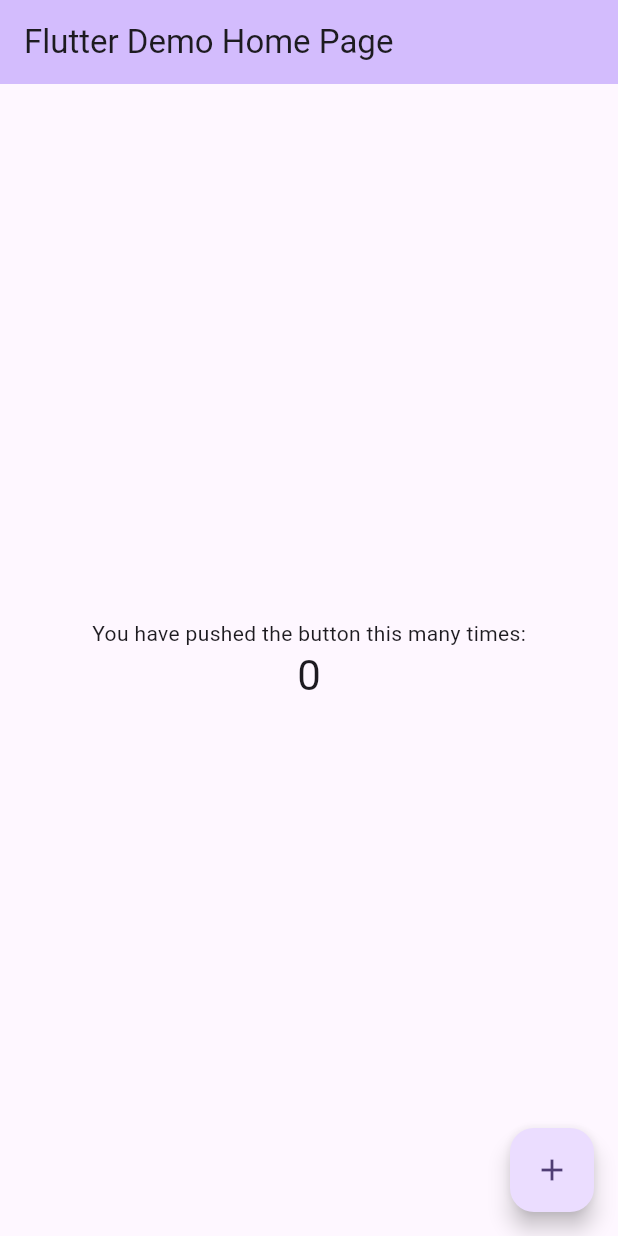
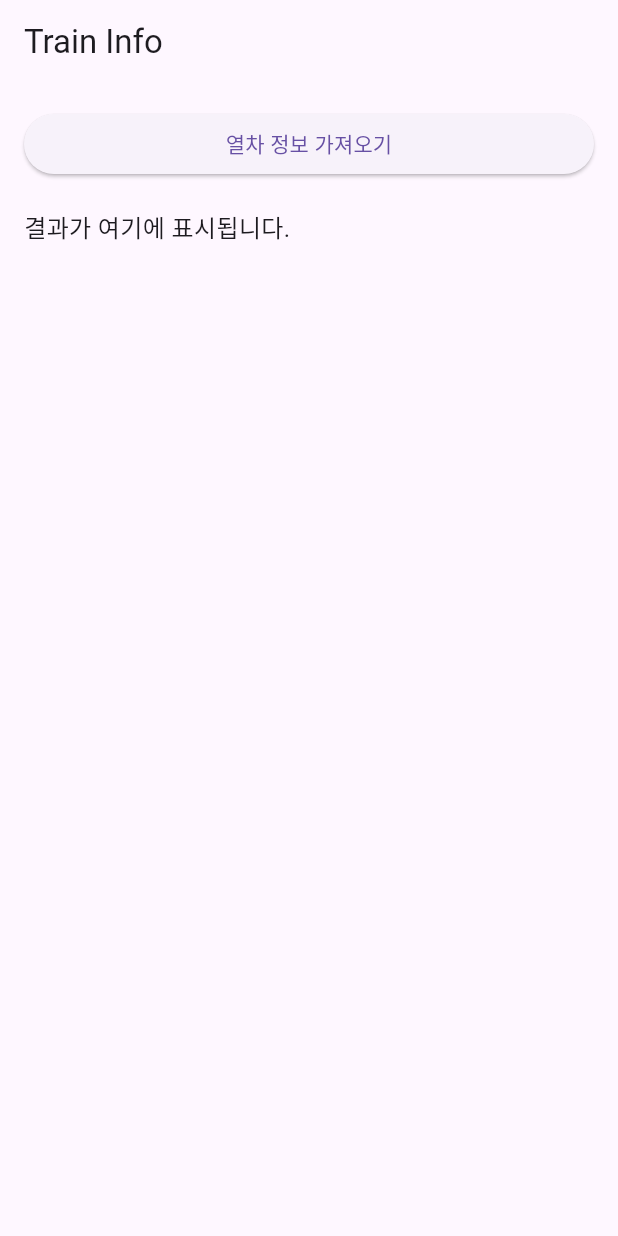
Before and after one commit to Cheeze06/Warrive, a Flutter app: the screen it shows after launch, on a phone screen of 412 x 824 dp. Run offline on Flutter 3.47's test engine with Material 3 defaults, Android fonts, the phone set to English and light mode, and no system bars.

Commit message:
2024-11-24

```diff
--- a/lib/main.dart
+++ b/lib/main.dart
@@ -1,125 +1,79 @@
+// lib/main.dart
 import 'package:flutter/material.dart';
+import 'src/train_code/API_return.dart'; // API 호출 클래스 import
 
 void main() {
   runApp(const MyApp());
 }
 
 class MyApp extends StatelessWidget {
-  const MyApp({super.key});
+  const MyApp({Key? key}) : super(key: key);
 
-  // This widget is the root of your application.
   @override
   Widget build(BuildContext context) {
     return MaterialApp(
-      title: 'Flutter Demo',
-      theme: ThemeData(
-        // This is the theme of your application.
-        //
-        // TRY THIS: Try running your application with "flutter run". You'll see
-        // the application has a purple toolbar. Then, without quitting the app,
-        // try changing the seedColor in the colorScheme below to Colors.green
-        // and then invoke "hot reload" (save your changes or press the "hot
-        // reload" button in a Flutter-supported IDE, or press "r" if you used
-        // the command line to start the app).
-        //
-        // Notice that the counter didn't reset back to zero; the application
-        // state is not lost during the reload. To reset the state, use hot
-        // restart instead.
-        //
-        // This works for code too, not just values: Most code changes can be
-        // tested with just a hot reload.
-        colorScheme: ColorScheme.fromSeed(seedColor: Colors.deepPurple),
-        useMaterial3: true,
-      ),
-      home: const MyHomePage(title: 'Flutter Demo Home Page'),
+      home: TrainInfoScreen(),
     );
   }
 }
 
-class MyHomePage extends StatefulWidget {
-  const MyHomePage({super.key, required this.title});
-
-  // This widget is the home page of your application. It is stateful, meaning
-  // that it has a State object (defined below) that contains fields that affect
-  // how it looks.
-
-  // This class is the configuration for the state. It holds the values (in this
-  // case the title) provided by the parent (in this case the App widget) and
-  // used by the build method of the State. Fields in a Widget subclass are
-  // always marked "final".
-
-  final String title;
-
+class TrainInfoScreen extends StatefulWidget {
   @override
-  State<MyHomePage> createState() => _MyHomePageState();
+  _TrainInfoScreenState createState() => _TrainInfoScreenState();
 }
 
-class _MyHomePageState extends State<MyHomePage> {
-  int _counter = 0;
+class _TrainInfoScreenState extends State<TrainInfoScreen> {
+  final TrainAPI trainAPI = TrainAPI();
+  String result = "결과가 여기에 표시됩니다.";
 
-  void _incrementCounter() {
+  // API 호출 함수 (Future<void>로 반환 타입 수정)
+  Future<void> fetchTrainData() async {
+    const depPlaceId = 'NAT010000'; // 서울역 코드
+    const arrPlaceId = 'NAT011668'; // 부산역 코드
+    const depPlandTime = '20241124'; // 출발 날짜 (예: 2024년 11월 24일)
+
+    // API 호출 후 결과 처리
+    final data = await trainAPI.fetchTrainInfo(
+      depPlaceId: depPlaceId,
+      arrPlaceId: arrPlaceId,
+      depPlandTime: depPlandTime,
+    );
+
     setState(() {
-      // This call to setState tells the Flutter framework that something has
-      // changed in this State, which causes it to rerun the build method below
-      // so that the display can reflect the updated values. If we changed
-      // _counter without calling setState(), then the build method would not be
-      // called again, and so nothing would appear to happen.
-      _counter++;
+      if (data.isNotEmpty && !data.containsKey('error')) {
+        result = "출발역: ${data['depPlaceName']} (${data['depPlandTime']} 출발 예정)\n"
+            "도착역: ${data['arrPlaceName']} (${data['arrPlandTime']} 도착 예정)\n"
+            "기차 종류: ${data['trainGradeName']}";
+      } else {
+        result = data['error'] ?? "데이터를 가져오지 못했습니다.";
+      }
     });
   }
 
   @override
   Widget build(BuildContext context) {
-    // This method is rerun every time setState is called, for instance as done
-    // by the _incrementCounter method above.
-    //
-    // The Flutter framework has been optimized to make rerunning build methods
-    // fast, so that you can just rebuild anything that needs updating rather
-    // than having to individually change instances of widgets.
     return Scaffold(
       appBar: AppBar(
-        // TRY THIS: Try changing the color here to a specific color (to
-        // Colors.amber, perhaps?) and trigger a hot reload to see the AppBar
-        // change color while the other colors stay the same.
-        backgroundColor: Theme.of(context).colorScheme.inversePrimary,
-        // Here we take the value from the MyHomePage object that was created by
-        // the App.build method, and use it to set our appbar title.
-        title: Text(widget.title),
+        title: const Text('Train Info'),
       ),
-      body: Center(
-        // Center is a layout widget. It takes a single child and positions it
-        // in the middle of the parent.
+      body: Padding(
+        padding: const EdgeInsets.all(16.0),
         child: Column(
-          // Column is also a layout widget. It takes a list of children and
-          // arranges them vertically. By default, it sizes itself to fit its
-          // children horizontally, and tries to be as tall as its parent.
-          //
-          // Column has various properties to control how it sizes itself and
-          // how it positions its children. Here we use mainAxisAlignment to
-          // center the children vertically; the main axis here is the vertical
-          // axis because Columns are vertical (the cross axis would be
-          // horizontal).
-          //
-          // TRY THIS: Invoke "debug painting" (choose the "Toggle Debug Paint"
-          // action in the IDE, or press "p" in the console), to see the
-          // wireframe for each widget.
-          mainAxisAlignment: MainAxisAlignment.center,
-          children: <Widget>[
-            const Text(
-              'You have pushed the button this many times:',
+          crossAxisAlignment: CrossAxisAlignment.stretch,
+          children: [
+            ElevatedButton(
+              onPressed: fetchTrainData, // 버튼 클릭 시 API 호출
+              child: const Text('열차 정보 가져오기'),
             ),
-            Text(
-              '$_counter',
-              style: Theme.of(context).textTheme.headlineMedium,
+            const SizedBox(height: 20),
+            Expanded(
+              child: SingleChildScrollView(
+                child: Text(result, style: const TextStyle(fontSize: 16)),
+              ),
             ),
           ],
         ),
       ),
-      floatingActionButton: FloatingActionButton(
-        onPressed: _incrementCounter,
-        tooltip: 'Increment',
-        child: const Icon(Icons.add),
-      ), // This trailing comma makes auto-formatting nicer for build methods.
     );
   }
 }
--- /dev/null
+++ b/lib/src/train_code/API_return.dart
@@ -0,0 +1,74 @@
+// lib/src/train_code/TrainAPI.dart
+import 'dart:convert';
+import 'package:http/http.dart' as http;
+
+class TrainAPI {
+  static const String apiUrl =
+      "https://apis.data.go.kr/1613000/TrainInfoService/getStrtpntAlocFndTrainInfo";
+
+  static const String serviceKey =
+      "om0pDKsS%2FyWxxcSKSNMvpg%2FtDfbr25yCx2FiManiEtKkDT8whQoehzUC0BMNcWvXQ50EdaB3p2RgpIol5frQ0w%3D%3D"; // URL 인코딩된 키
+
+  // URL을 템플릿으로 정의하고, 값을 받아서 대입
+  Future<Map<String, String>> fetchTrainInfo({
+    required String depPlaceId,
+    required String arrPlaceId,
+    required String depPlandTime,
+    String trainGradeCode = '00',
+    int numOfRows = 10,
+    int pageNo = 1,
+  }) async {
+    // URL에 필요한 값들을 대입한 새로운 URL 생성
+    final String url = '$apiUrl?serviceKey=$serviceKey&depPlaceId=$depPlaceId&arrPlaceId=$arrPlaceId&depPlandTime=$depPlandTime'
+        '&trainGradeCode=$trainGradeCode&numOfRows=$numOfRows&pageNo=$pageNo&_type=json';
+
+    try {
+      final response = await http.get(Uri.parse(url));
+
+      if (response.statusCode == 200) {
+        final Map<String, dynamic> data = json.decode(response.body);
+        return _extractRelevantInfo(data);
+      } else {
+        return {"error": "API 호출 실패: ${response.statusCode}"};
+      }
+    } catch (e) {
+      return {"error": "API 호출 중 오류 발생: $e"};
+    }
+  }
+
+  // 필요한 값만 추출하여 반환하는 함수
+  Map<String, String> _extractRelevantInfo(Map<String, dynamic> data) {
+    final result = <String, String>{};
+
+    try {
+      // 열차 정보 추출
+      final trainInfo = data['response']['body']['items']['item'] ?? [];
+
+      if (trainInfo.isNotEmpty) {
+        // 첫 번째 열차 정보만 추출
+        final firstTrain = trainInfo[0];
+
+        final arrPlaceName = firstTrain['arrPlaceName'] ?? '정보 없음';
+        final depPlaceName = firstTrain['depPlaceName'] ?? '정보 없음';
+        final arrPlandTime = firstTrain['arrPlandTime'] ?? '';
+        final depPlandTime = firstTrain['depPlandTime'] ?? '';
+        final trainGradeName = firstTrain['trainGradeName'] ?? '정보 없음';
+
+        // arrPlandTime, depPlandTime에서 날짜 부분을 제거하고 시간, 분, 초만 남기기
+        final arrTime = arrPlandTime.isNotEmpty ? arrPlandTime.substring(8) : '정보 없음';
+        final depTime = depPlandTime.isNotEmpty ? depPlandTime.substring(8) : '정보 없음';
+
+        // 필요한 정보만 결과에 저장
+        result['arrPlaceName'] = arrPlaceName;
+        result['arrPlandTime'] = arrTime;  // 시간:분:초
+        result['depPlaceName'] = depPlaceName;
+        result['depPlandTime'] = depTime;  // 시간:분:초
+        result['trainGradeName'] = trainGradeName;
+      }
+    } catch (e) {
+      result['error'] = '데이터 처리 중 오류 발생: $e';
+    }
+
+    return result;
+  }
+}
--- a/pubspec.yaml
+++ b/pubspec.yaml
@@ -12,7 +12,12 @@ dependencies:
   flutter:
     sdk: flutter
 
+  # https://pub.dev/packages/cupertino_icons/install
   cupertino_icons: ^1.0.8
+
+  # https://pub.dev/packages/http/install
+  http: ^1.2.2
+
 
 dev_dependencies:
   flutter_test:
```
Also changed, not shown: pubspec.lock.
